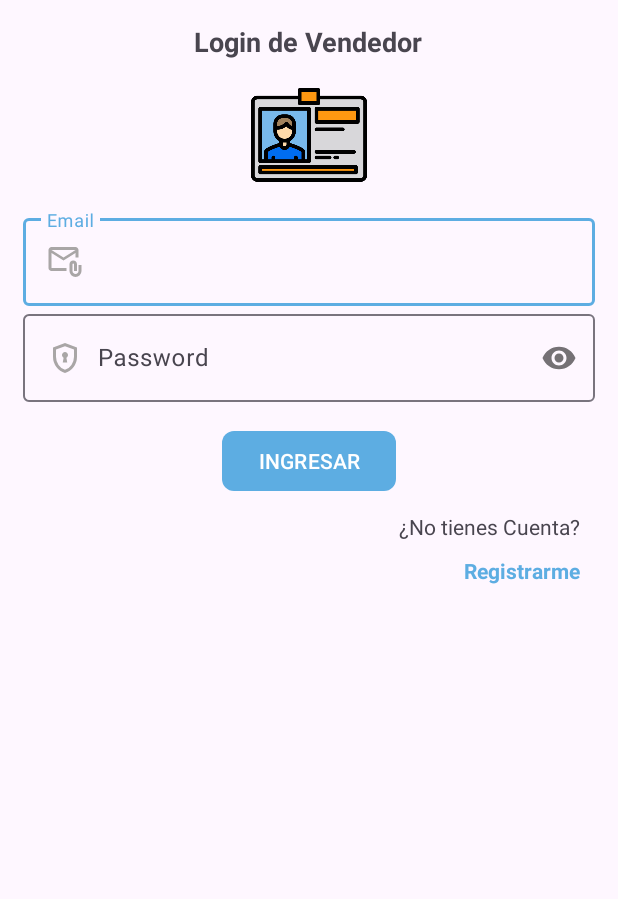
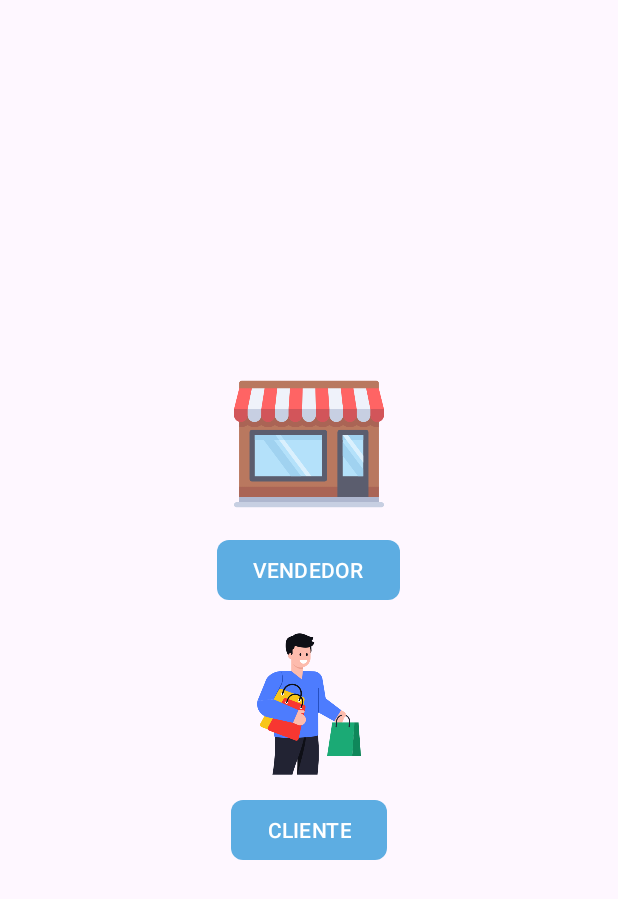
Before and after one commit to Daniel888Mendez/TiendaVirtual, an Android app: the screen it shows after launch (LoginVendedorActivity before the commit, SeleccionarTipoActivity after it), on a phone screen of 412 x 824 dp. Shown: the top 899 px of the screen. Run offline under Robolectric (Android 15) with nearby library versions, the phone set to English and light mode, and no system bars; our stand-ins replace Firebase (no records; nobody signed in at launch, a user with empty details on screens opened directly).

Commit message:
Se ha creado la seleccion de tipo de usuario y su funcionalidad

```diff
--- a/app/src/main/AndroidManifest.xml
+++ b/app/src/main/AndroidManifest.xml
@@ -13,6 +13,9 @@
         android:roundIcon="@mipmap/ic_launcher_round"
         android:supportsRtl="true"
         android:theme="@style/Theme.TiendaVirtual">
+        <activity
+            android:name=".SeleccionarTipoActivity"
+            android:exported="false" />
         <activity
             android:name=".Cliente.LoginClienteActivity"
             android:exported="false" />
--- /dev/null
+++ b/app/src/main/java/com/dmo/tiendavirtual/SeleccionarTipoActivity.kt
@@ -0,0 +1,34 @@
+package com.dmo.tiendavirtual
+
+import android.content.Intent
+import android.os.Bundle
+import androidx.activity.enableEdgeToEdge
+import androidx.appcompat.app.AppCompatActivity
+import androidx.core.view.ViewCompat
+import androidx.core.view.WindowInsetsCompat
+import com.dmo.tiendavirtual.Cliente.LoginClienteActivity
+import com.dmo.tiendavirtual.Cliente.MainActivityCliente
+import com.dmo.tiendavirtual.Vendedor.LoginVendedorActivity
+import com.dmo.tiendavirtual.Vendedor.MainActivityVendedor
+import com.dmo.tiendavirtual.databinding.ActivitySeleccionarTipoBinding
+
+class SeleccionarTipoActivity : AppCompatActivity() {
+
+    private lateinit var binding: ActivitySeleccionarTipoBinding
+    override fun onCreate(savedInstanceState: Bundle?) {
+        super.onCreate(savedInstanceState)
+        binding= ActivitySeleccionarTipoBinding.inflate(layoutInflater)
+        setContentView(binding.root)
+
+        binding.tipoVendedor.setOnClickListener {
+            startActivity(Intent(this@SeleccionarTipoActivity, LoginVendedorActivity::class.java))
+            finishAffinity()
+        }
+
+        binding.tipoCliente.setOnClickListener {
+            startActivity(Intent(this@SeleccionarTipoActivity, LoginClienteActivity::class.java))
+            finishAffinity()
+        }
+
+    }
+}
--- a/app/src/main/java/com/dmo/tiendavirtual/SplashScreenActivity.kt
+++ b/app/src/main/java/com/dmo/tiendavirtual/SplashScreenActivity.kt
@@ -41,7 +41,7 @@ class SplashScreenActivity : AppCompatActivity() {
     private fun comprobarTipoUsuario(){
         val usuario=firebaseAuth.currentUser
         if (usuario==null){
-            startActivity(Intent(this, MainActivityVendedor::class.java))
+            startActivity(Intent(this, SeleccionarTipoActivity::class.java))
         }else{
             val reference= FirebaseDatabase.getInstance().getReference("Usuarios")
             reference.child(usuario.uid)
--- a/app/src/main/java/com/dmo/tiendavirtual/Vendedor/MainActivityVendedor.kt
+++ b/app/src/main/java/com/dmo/tiendavirtual/Vendedor/MainActivityVendedor.kt
@@ -10,6 +10,7 @@ import androidx.appcompat.widget.Toolbar
 import androidx.core.view.GravityCompat
 import androidx.fragment.app.Fragment
 import com.dmo.tiendavirtual.R
+import com.dmo.tiendavirtual.SeleccionarTipoActivity
 import com.dmo.tiendavirtual.Vendedor.Boton_Nav_Fragmrento.FragmentMisProductos
 import com.dmo.tiendavirtual.Vendedor.Boton_Nav_Fragmrento.FragmentOrdenesV
 import com.dmo.tiendavirtual.Vendedor.nav_fragment_vendedor.FragmentInicioV
@@ -57,14 +58,14 @@ class MainActivityVendedor : AppCompatActivity() , NavigationView.OnNavigationIt
 
     private  fun cerrarSesion(){
         firebaseAuth!!.signOut()
-        startActivity(Intent(applicationContext, LoginVendedorActivity::class.java))
+        startActivity(Intent(applicationContext, SeleccionarTipoActivity::class.java))
         finish()
         Toast.makeText(applicationContext,"Has cerrado la sesion", Toast.LENGTH_SHORT).show()
     }
     private fun comprobarSesion() {
         //Si el usuario no ha iniciado sesion lo manda a la activiti de registro
         if (firebaseAuth!!.currentUser==null){
-            startActivity(Intent(applicationContext, LoginVendedorActivity::class.java))
+            startActivity(Intent(applicationContext, SeleccionarTipoActivity::class.java))
             Toast.makeText(applicationContext,"Vendedor no registrado o logueado", Toast.LENGTH_SHORT).show()
         }else{
             Toast.makeText(applicationContext,"Vendedor en linea", Toast.LENGTH_SHORT).show()
--- /dev/null
+++ b/app/src/main/res/layout/activity_seleccionar_tipo.xml
@@ -0,0 +1,50 @@
+<?xml version="1.0" encoding="utf-8"?>
+<RelativeLayout
+    xmlns:android="http://schemas.android.com/apk/res/android"
+    xmlns:app="http://schemas.android.com/apk/res-auto"
+    xmlns:tools="http://schemas.android.com/tools"
+    android:id="@+id/main"
+    android:layout_width="match_parent"
+    android:layout_height="match_parent"
+    tools:context=".SeleccionarTipoActivity">
+
+    <androidx.appcompat.widget.LinearLayoutCompat
+        android:layout_width="match_parent"
+        android:layout_height="match_parent"
+        android:orientation="vertical"
+        android:gravity="center">
+
+        <androidx.appcompat.widget.AppCompatImageView
+            android:layout_width="100dp"
+            android:layout_height="100dp"
+            android:src="@drawable/vendedor"/>
+
+        <com.google.android.material.button.MaterialButton
+            android:layout_width="wrap_content"
+            android:layout_height="wrap_content"
+            android:text="@string/tipoVendedor"
+            android:id="@+id/tipoVendedor"
+            app:cornerRadius="8dp"
+            android:textAllCaps="true"
+            android:layout_marginTop="10dp"/>
+
+        <androidx.appcompat.widget.AppCompatImageView
+            android:layout_width="100dp"
+            android:layout_height="100dp"
+            android:src="@drawable/cliente"
+            android:layout_marginTop="15dp"/>
+
+        <com.google.android.material.button.MaterialButton
+            android:layout_width="wrap_content"
+            android:layout_height="wrap_content"
+            android:text="@string/tipoCliente"
+            android:id="@+id/tipoCliente"
+            app:cornerRadius="8dp"
+            android:textAllCaps="true"
+            android:layout_marginTop="10dp"/>
+
+    </androidx.appcompat.widget.LinearLayoutCompat>
+
+
+
+</RelativeLayout>
--- a/app/src/main/res/values/strings.xml
+++ b/app/src/main/res/values/strings.xml
@@ -4,6 +4,10 @@
     <string name="hello_blank_fragment">Hello blank fragment</string>
     <string name="open_drawer">Open Drawer</string>
     <string name="close_drawer">Close drawer</string>
+
+    <string name="tipoVendedor">Vendedor</string>
+    <string name="tipoCliente">Cliente</string>
+
 
     <!--NavigationDrawer Vendedor-->
     <string name="op_inicio_v">Inicio</string>
```
Also changed, not shown: app/src/main/res/drawable/cliente.png (added), app/src/main/res/drawable/vendedor.png (added).
